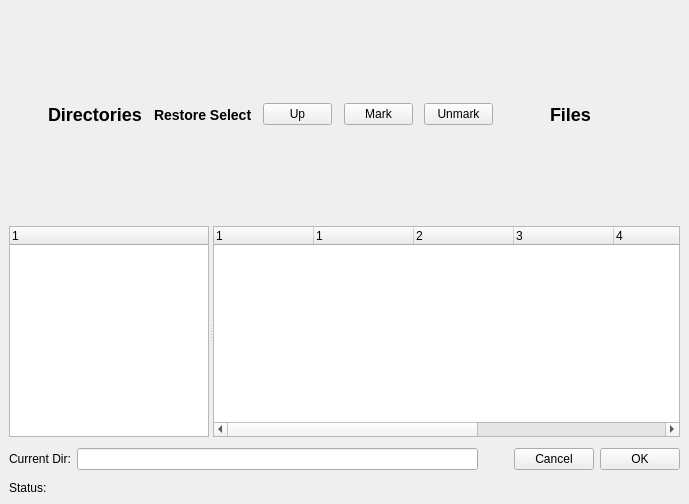
First picture: the form in bacula/src/qt-console/restore/restore.ui, repository rkorzeniewski/bacula, before the edit.
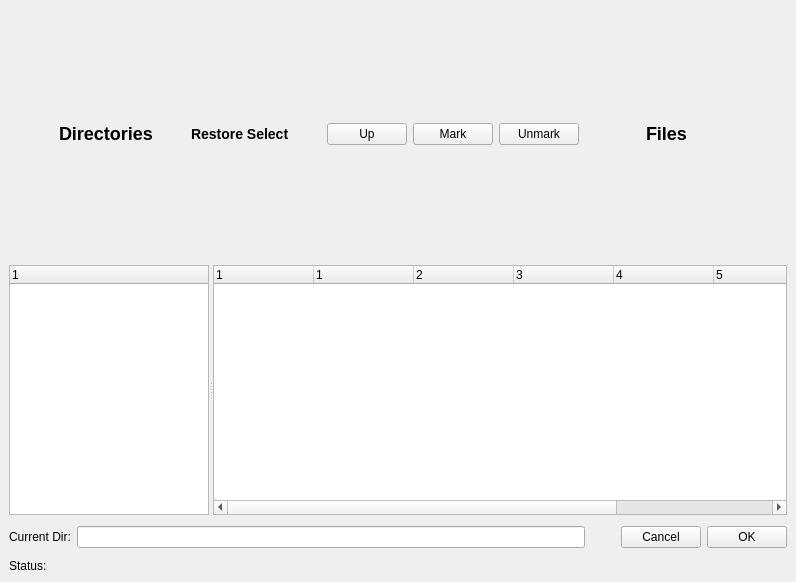
Second picture: the form after the edit. Icons and pictures are not drawn.

Commit message: Update description of PAGES and changes to TODO.  Also removed spacers between up, mark and unmark in restore interface.

Patch:
```diff
--- a/bacula/src/qt-console/restore/restore.ui
+++ b/bacula/src/qt-console/restore/restore.ui
@@ -5,8 +5,8 @@
    <rect>
     <x>0</x>
     <y>0</y>
-    <width>689</width>
-    <height>504</height>
+    <width>796</width>
+    <height>582</height>
    </rect>
   </property>
   <property name="windowTitle" >
@@ -243,22 +243,6 @@
        </property>
       </widget>
      </item>
-     <item>
-      <spacer>
-       <property name="orientation" >
-        <enum>Qt::Horizontal</enum>
-       </property>
-       <property name="sizeType" >
-        <enum>QSizePolicy::Expanding</enum>
-       </property>
-       <property name="sizeHint" >
-        <size>
-         <width>16</width>
-         <height>20</height>
-        </size>
-       </property>
-      </spacer>
-     </item>
      <item>
       <widget class="QPushButton" name="markButton" >
        <property name="sizePolicy" >
@@ -283,22 +267,6 @@
        </property>
       </widget>
      </item>
-     <item>
-      <spacer>
-       <property name="orientation" >
-        <enum>Qt::Horizontal</enum>
-       </property>
-       <property name="sizeType" >
-        <enum>QSizePolicy::Expanding</enum>
-       </property>
-       <property name="sizeHint" >
-        <size>
-         <width>16</width>
-         <height>20</height>
-        </size>
-       </property>
-      </spacer>
-     </item>
      <item>
       <widget class="QPushButton" name="unmarkButton" >
        <property name="sizePolicy" >
```
Left out of the diff: 6 changed lines with no effect on the pictures. The commit also changes 3 other files.
